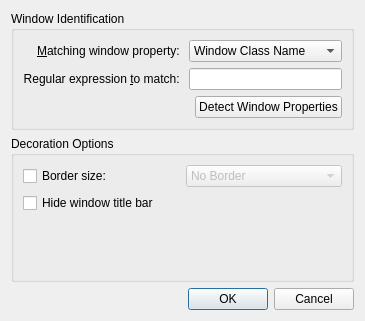
The window that kdecoration/config/ui/goldenglassexceptiondialog.ui (BuaxDEV/kde-golden-glass) describes before a commit, drawn with Qt 5.
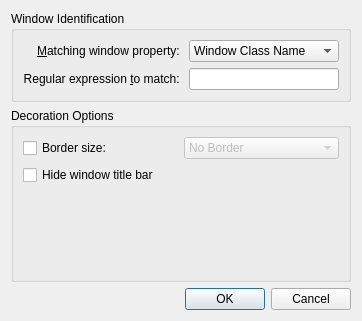
The same window after the commit.

```diff
--- a/kdecoration/config/ui/goldenglassexceptiondialog.ui
+++ b/kdecoration/config/ui/goldenglassexceptiondialog.ui
@@ -46,13 +46,6 @@
         </property>
        </widget>
       </item>
-      <item row="2" column="2">
-       <widget class="QPushButton" name="detectDialogButton">
-        <property name="text">
-         <string>Detect Window Properties</string>
-        </property>
-       </widget>
-      </item>
       <item row="1" column="1" colspan="2">
        <widget class="QLineEdit" name="exceptionEditor">
         <property name="showClearButton" stdset="0">
```
